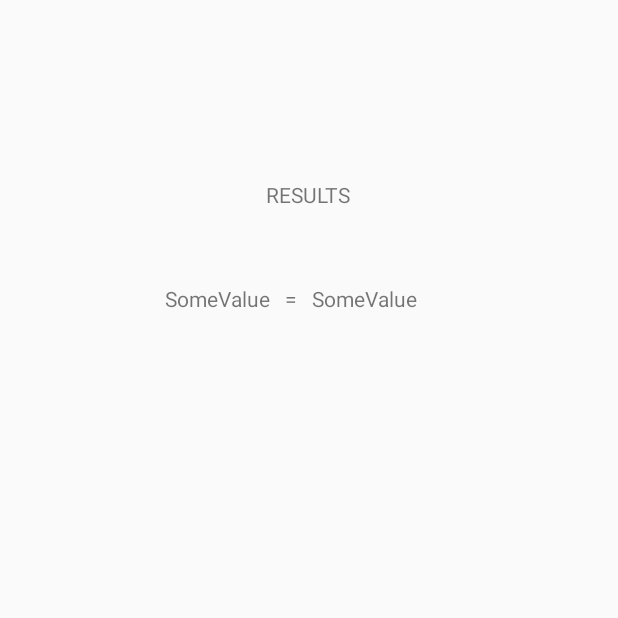
After one commit to Dino-031/AndroidLv2, an Android app: the activity_Results screen opened directly, with no data from a screen before it, on a phone screen of 412 x 824 dp, the top half of it. The commit adds this screen. Run offline under Robolectric (Android 15) with nearby library versions, the phone set to English and light mode, and no system bars; our stand-ins replace ButterKnife.

Commit message:
Added result activity, extras not working properly

```diff
--- a/app/src/main/AndroidManifest.xml
+++ b/app/src/main/AndroidManifest.xml
@@ -19,7 +19,8 @@
         <activity android:name=".activity_TemperatureConvert" />
         <activity android:name=".activity_DistanceConvert" />
         <activity android:name=".activity_SpeedConvert" />
-        <activity android:name=".activity_UnitsConvert"></activity>
+        <activity android:name=".activity_UnitsConvert" />
+        <activity android:name=".activity_Results"></activity>
     </application>
 
 </manifest>
--- /dev/null
+++ b/app/src/main/java/com/example/dino/lv2/activity_Results.java
@@ -0,0 +1,46 @@
+package com.example.dino.lv2;
+
+import android.content.Intent;
+import android.support.v7.app.AppCompatActivity;
+import android.os.Bundle;
+import android.widget.TextView;
+
+import org.w3c.dom.Text;
+
+import butterknife.BindView;
+import butterknife.ButterKnife;
+
+public class activity_Results extends AppCompatActivity {
+
+    public static final String KEY_VALUE_FROM = "";
+    public static final String KEY_VALUE_RESULT = "";
+    public static final String MESSAGE_CONVERT_FROM = "";
+    public static final String MESSAGE_CONVERT_TO = "";
+
+    @BindView(R.id.tv_ResultFrom)
+    TextView tvResultFrom;
+
+    @BindView(R.id.tv_ResultTo)
+    TextView tvResultTo;
+
+    @Override
+    protected void onCreate(Bundle savedInstanceState) {
+        super.onCreate(savedInstanceState);
+        setContentView(R.layout.activity__results);
+        ButterKnife.bind(this);
+        Intent startingIntent = getIntent();
+        SetViews(startingIntent);
+    }
+
+    private void SetViews(Intent intent)
+    {
+        if(intent != null)
+        {
+            if(intent.hasExtra(KEY_VALUE_FROM) && intent.hasExtra(KEY_VALUE_RESULT) && intent.hasExtra(MESSAGE_CONVERT_FROM) && intent.hasExtra(MESSAGE_CONVERT_TO))
+            {
+                tvResultFrom.setText(intent.getStringExtra(MESSAGE_CONVERT_FROM) + " " + intent.getStringExtra(KEY_VALUE_FROM));
+                tvResultTo.setText(intent.getStringExtra(MESSAGE_CONVERT_TO) + " " + intent.getStringExtra(KEY_VALUE_RESULT));
+            }
+        }
+    }
+}
--- /dev/null
+++ b/app/src/main/res/layout/activity__results.xml
@@ -0,0 +1,44 @@
+<?xml version="1.0" encoding="utf-8"?>
+<RelativeLayout xmlns:android="http://schemas.android.com/apk/res/android"
+    xmlns:app="http://schemas.android.com/apk/res-auto"
+    xmlns:tools="http://schemas.android.com/tools"
+    android:layout_width="match_parent"
+    android:layout_height="match_parent"
+    tools:context="com.example.dino.lv2.activity_Results">
+
+    <TextView
+        android:id="@+id/tv_Results"
+        android:layout_width="wrap_content"
+        android:layout_height="wrap_content"
+        android:text="RESULTS"
+        android:layout_marginTop="120dp"
+        android:layout_centerHorizontal="true"/>
+
+    <TextView
+        android:id="@+id/tv_ResultFrom"
+        android:layout_width="wrap_content"
+        android:layout_height="wrap_content"
+        android:layout_below="@id/tv_Results"
+        android:text="SomeValue"
+        android:layout_marginLeft="110dp"
+        android:layout_marginTop="50dp"/>
+    <TextView
+        android:id="@+id/tv_EqualsSign"
+        android:layout_width="wrap_content"
+        android:layout_height="wrap_content"
+        android:layout_below="@id/tv_Results"
+        android:text="="
+        android:layout_marginTop="50dp"
+        android:layout_marginLeft="10dp"
+        android:layout_marginRight="10dp"
+        android:layout_toRightOf="@id/tv_ResultFrom"/>
+    <TextView
+        android:id="@+id/tv_ResultTo"
+        android:layout_width="wrap_content"
+        android:layout_height="wrap_content"
+        android:layout_below="@id/tv_Results"
+        android:text="SomeValue"
+        android:layout_marginTop="50dp"
+        android:layout_toRightOf="@id/tv_EqualsSign"/>
+
+</RelativeLayout>
--- a/app/src/main/res/values/colors.xml
+++ b/app/src/main/res/values/colors.xml
@@ -8,5 +8,6 @@
     <color name="colorBlue">#216B76</color>
     <color name="colorPurple">#50217F</color>
     <color name="colorGreen">#28872B</color>
+    <color name="colorWhite">#FFFFFF</color>
 
 </resources>
```
Also changed, not shown: app/src/main/java/com/example/dino/lv2/activity_TemperatureConvert.java (+93 -1 lines), app/src/main/res/layout/activity__temperature_convert.xml (+66 -1 lines).
